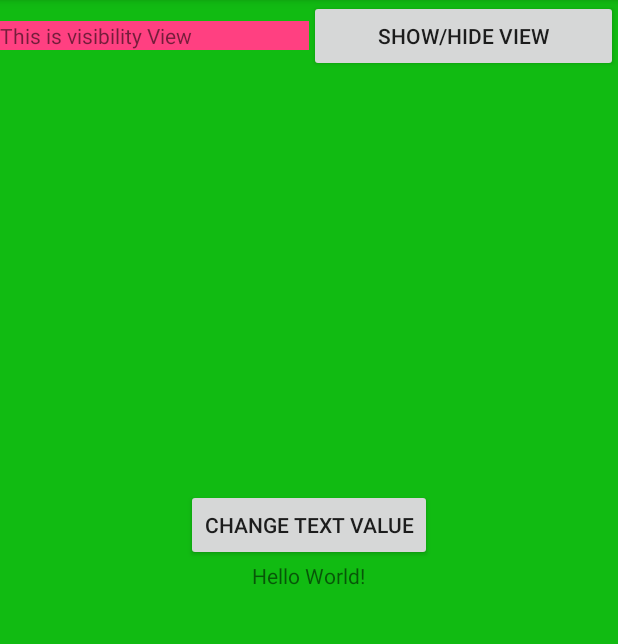
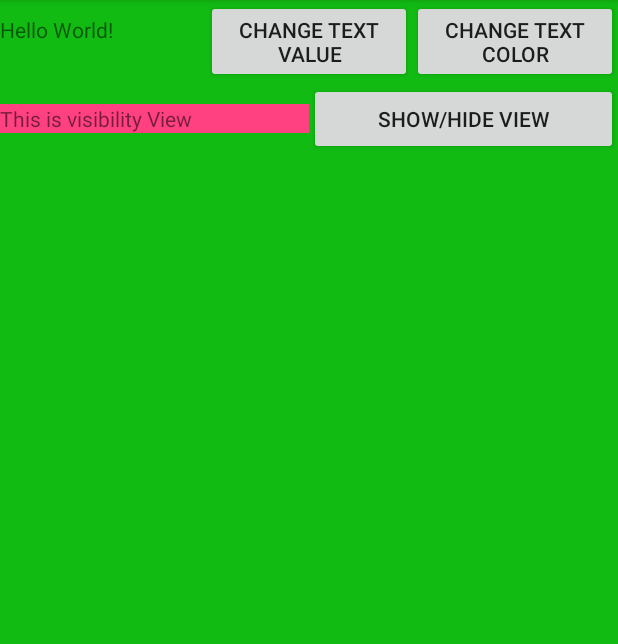
Before and after one commit to AboElEla48/mvvmdemo, an Android app: the screen it shows after launch (MainActivity), on a phone screen of 412 x 824 dp, the part 84-728 px from its top. Run offline under Robolectric (Android 15) with nearby library versions, the phone set to English and light mode, and no system bars; our stand-ins replace RxJava; libraries missing offline, so code that uses them is left out: com.jakewharton.rxbinding2; 6 statements that could not run were skipped.

Commit message:
Test annotations Text View val, color, and view visibility

```diff
--- a/app/src/main/java/foureg/mvvmframework/MainActivity.java
+++ b/app/src/main/java/foureg/mvvmframework/MainActivity.java
@@ -25,6 +25,9 @@ public class MainActivity extends BaseActivity<MainActivityViewModel>
     @ViewId(R.id.activity_change_text_value_btn)
     Button changeTextBtn;
 
+    @ViewId(R.id.activity_change_text_color_btn)
+    Button changeTextColorBtn;
+
     @ViewId(R.id.activity_visibility_view)
     View visibilityView;
 
--- a/app/src/main/java/foureg/mvvmframework/MainActivityPresenter.java
+++ b/app/src/main/java/foureg/mvvmframework/MainActivityPresenter.java
@@ -32,8 +32,32 @@ public class MainActivityPresenter extends BaseViewPresenter<MainActivity>
         // change text view string
         changeTextViewString();
 
+        // Change text color in text view
+        changeTextColor();
+
         // Show/Hide annotation
         showHideView();
+    }
+
+    private void changeTextColor() {
+        RxView.clicks(getView().changeTextColorBtn)
+                .subscribe(new Consumer<Object>()
+                {
+                    @Override
+                    public void accept(Object o) throws Exception {
+                        Log.w(Constants.LOG_TAG, "***********************");
+
+                        Log.w(Constants.LOG_TAG, "Initial Text Color: "
+                                + getView().getViewModel().getTextColor().get());
+
+                        getView().getViewModel().getTextColor().set(0xFFFF0000);
+
+                        Log.w(Constants.LOG_TAG, "Text Color after change: "
+                                + getView().getViewModel().getTextColor().get());
+
+                        Log.w(Constants.LOG_TAG, "***********************");
+                    }
+                });
     }
 
     private void showHideView() {
@@ -74,15 +98,15 @@ public class MainActivityPresenter extends BaseViewPresenter<MainActivity>
 
                         // get default text currently in text view
                         Log.w(Constants.LOG_TAG, "Initial value in view mode text field = "
-                                + getView().getViewModel().getActivityTextViewTextVal().get());
+                                + getView().getViewModel().getTextVal().get());
 
                         // Change text in text view
-                        getView().getViewModel().getActivityTextViewTextVal().set(
+                        getView().getViewModel().getTextVal().set(
                                 "ViewModel Str + " + getView().getViewModel().dataModel.getDataStr());
 
                         // Assure text changed
                         Log.w(Constants.LOG_TAG, "View Model text field after change = "
-                                + getView().getViewModel().getActivityTextViewTextVal().get());
+                                + getView().getViewModel().getTextVal().get());
 
                         Log.w(Constants.LOG_TAG, "***********************");
                     }
--- a/app/src/main/java/foureg/mvvmframework/MainActivityViewModel.java
+++ b/app/src/main/java/foureg/mvvmframework/MainActivityViewModel.java
@@ -14,11 +14,11 @@ import com.foureg.baseframework.viewmodel.BaseViewModel;
 
 class MainActivityViewModel extends BaseViewModel<MainActivity>
 {
-    @ViewModelTextField(value = R.id.activity_text_view, fieldName = "activityTextViewTextVal")
-    private Property<String> activityTextViewTextVal = new Property<>();
+    @ViewModelTextField(value = R.id.activity_text_view, fieldName = "textVal")
+    private Property<String> textVal = new Property<>();
 
-    @ViewModelTextViewTextColorField(value = R.id.activity_text_view, fieldName = "activityTextViewTextColorVal")
-    private Property<Integer> activityTextViewTextColorVal = new Property<>();
+    @ViewModelTextViewTextColorField(value = R.id.activity_text_view, fieldName = "textColor")
+    private Property<Integer> textColor = new Property<>();
 
     @ViewModelViewVisibilityField(value = R.id.activity_visibility_view, fieldName = "visibilityViewVal")
     private Property<Integer> visibilityViewVal = new Property<>();
@@ -26,13 +26,12 @@ class MainActivityViewModel extends BaseViewModel<MainActivity>
     @DataModel
     foureg.mvvmframework.data.DataModel dataModel;
 
-    public Property<Integer> getActivityTextViewTextColorVal() {
-        return activityTextViewTextColorVal;
+
+    Property<String> getTextVal() {
+        return textVal;
     }
 
-    Property<String> getActivityTextViewTextVal() {
-        return activityTextViewTextVal;
-    }
+    Property<Integer> getTextColor() { return textColor; }
 
     Property<Integer> getVisibilityViewVal() {
         return visibilityViewVal;
--- a/app/src/main/java/foureg/mvvmframework/fragment/MainFragmentPresenter.java
+++ b/app/src/main/java/foureg/mvvmframework/fragment/MainFragmentPresenter.java
@@ -20,8 +20,6 @@ public class MainFragmentPresenter extends BaseViewPresenter<MainFragment>
                              @Nullable Bundle savedInstanceState) {
         View v = super.onCreateView(inflater, container, savedInstanceState);
 
-        getView().fragmentTextView.setText("Text From Fragment Presenter");
-
         return v;
     }
 }
--- a/app/src/main/res/layout/activity_main.xml
+++ b/app/src/main/res/layout/activity_main.xml
@@ -8,6 +8,38 @@
     tools:context="foureg.mvvmframework.MainActivity">
 
     <LinearLayout
+        android:id="@+id/layout_text_val"
+        android:layout_width="match_parent"
+        android:layout_height="wrap_content"
+        android:orientation="horizontal"
+        android:weightSum="3">
+
+        <TextView
+            android:id="@+id/activity_text_view"
+            android:layout_width="0dp"
+            android:layout_height="wrap_content"
+            android:layout_weight="1"
+            android:text="Hello World!"/>
+
+        <Button
+            android:id="@+id/activity_change_text_value_btn"
+            android:layout_width="0dp"
+            android:layout_height="wrap_content"
+            android:layout_weight="1"
+            android:text="Change Text value"/>
+
+        <Button
+            android:id="@+id/activity_change_text_color_btn"
+            android:layout_width="0dp"
+            android:layout_height="wrap_content"
+            android:layout_weight="1"
+            android:text="Change Text Color"/>
+
+    </LinearLayout>
+
+    <LinearLayout
+        android:id="@+id/layout_view_visibility"
+        android:layout_below="@id/layout_text_val"
         android:layout_width="match_parent"
         android:layout_height="wrap_content"
         android:weightSum="2"
@@ -30,25 +62,10 @@
 
     </LinearLayout>
 
-    <TextView
-        android:id="@+id/activity_text_view"
-        android:layout_width="wrap_content"
-        android:layout_height="wrap_content"
-        android:text="Hello World!"
-        android:layout_centerInParent="true"/>
-
-    <Button
-        android:id="@+id/activity_change_text_value_btn"
-        android:layout_width="wrap_content"
-        android:layout_height="wrap_content"
-        android:layout_above="@id/activity_text_view"
-        android:layout_centerHorizontal="true"
-        android:text="Change Text value"/>
-
     <FrameLayout
         android:id="@+id/activity_fragment_placeholder"
         android:layout_width="match_parent"
         android:layout_height="wrap_content"
-        android:layout_below="@id/activity_text_view"/>
+        android:layout_alignParentBottom="true"/>
 
 </RelativeLayout>
```
